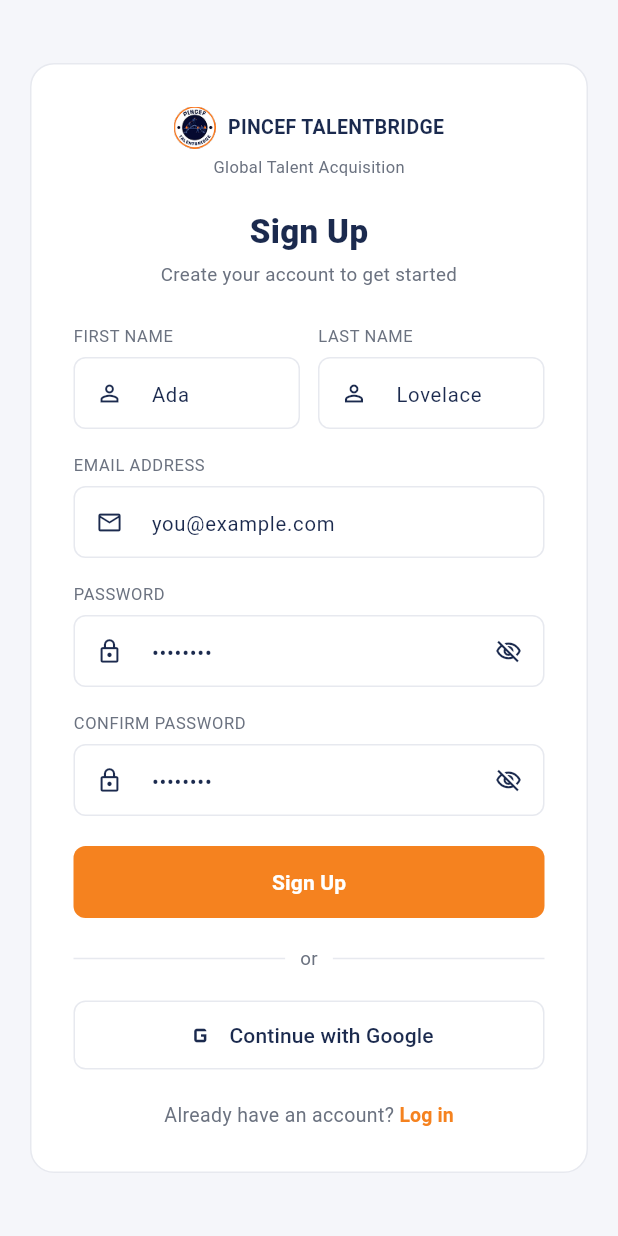
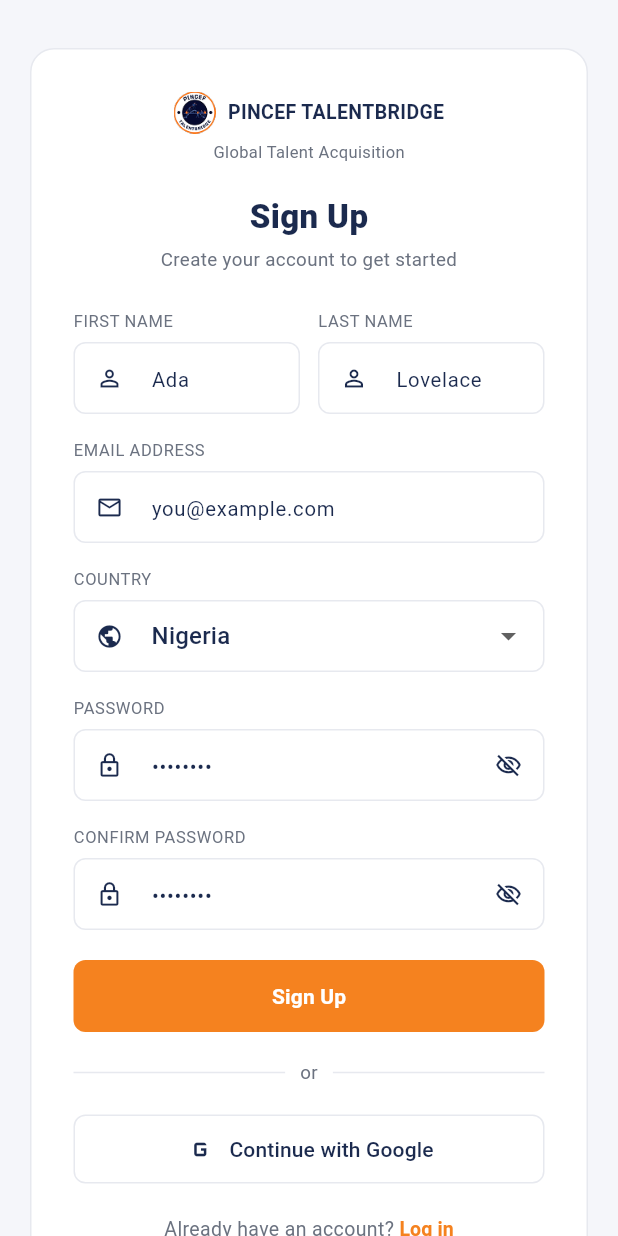
Before and after one commit to Pincef/Pincef-Talent-Mobile-App, a Flutter app: the SignUpScreen screen opened by its route, on a phone screen of 412 x 824 dp. Run offline on Flutter 3.47's test engine with Material 3 defaults, Android fonts, the phone set to English and light mode, and no system bars; our stand-ins replace dio, file_picker, flutter_riverpod, flutter_secure_storage, go_router, image_picker and 1 more; missing offline and left inert: file_saver, livekit_client; accounts and stored records are empty.

Commit message:
Refactor SignUpScreen: add country selection dropdown and pass country to signUp method

```diff
--- a/lib/features/onboarding/presentation/screens/shared/signup_screen.dart
+++ b/lib/features/onboarding/presentation/screens/shared/signup_screen.dart
@@ -28,6 +28,7 @@
   bool _obscurePassword = true;
   bool _obscureConfirm = true;
   bool _isSubmitting = false;
+  String _country = 'NG';
   String? _errorText;
 
   @override
@@ -68,6 +69,7 @@
             email: _emailController.text.trim(),
             password: _passwordController.text,
             role: role,
+            country: _country,
           );
 
       if (!mounted) return;
@@ -172,6 +174,31 @@
                             hint: 'you@example.com', icon: Icons.mail_outline),
                         validator: emailValidator,
                         style: const TextStyle(color: BrandColors.navy),
+                      ),
+                      const SizedBox(height: 16),
+                      const Text('COUNTRY', style: authLabelStyle),
+                      const SizedBox(height: 6),
+                      DropdownButtonFormField<String>(
+                        initialValue: _country,
+                        decoration: authInputDecoration(
+                          hint: 'Select your country',
+                          icon: Icons.public_outlined,
+                        ),
+                        items: const [
+                          DropdownMenuItem(value: 'NG', child: Text('Nigeria')),
+                          DropdownMenuItem(value: 'GH', child: Text('Ghana')),
+                          DropdownMenuItem(value: 'KE', child: Text('Kenya')),
+                          DropdownMenuItem(
+                              value: 'ZA', child: Text('South Africa')),
+                          DropdownMenuItem(
+                              value: 'GB', child: Text('United Kingdom')),
+                          DropdownMenuItem(
+                              value: 'US', child: Text('United States')),
+                          DropdownMenuItem(value: 'CA', child: Text('Canada')),
+                        ],
+                        onChanged: (value) {
+                          if (value != null) setState(() => _country = value);
+                        },
                       ),
                       const SizedBox(height: 16),
                       const Text('PASSWORD', style: authLabelStyle),
```
